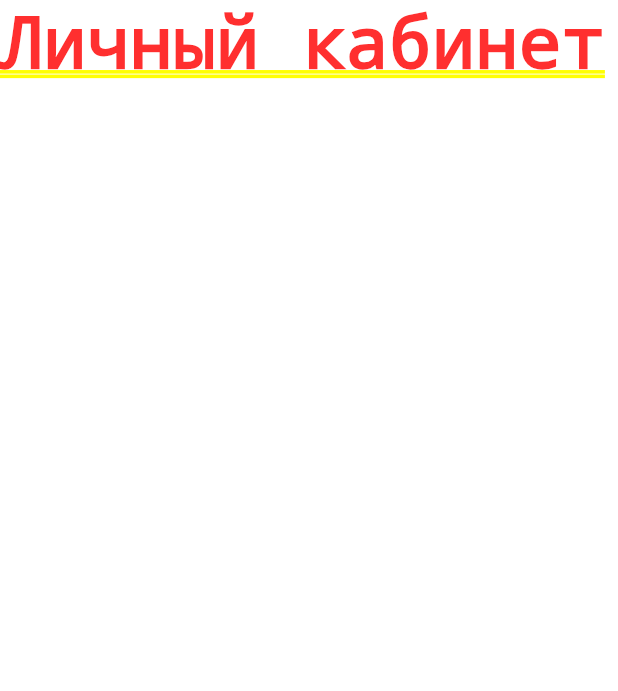
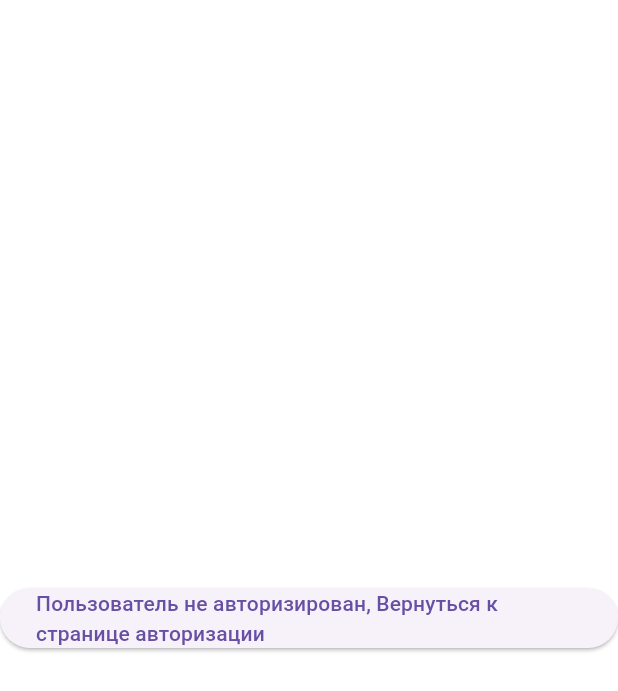
Before and after one commit to aleksandrazai/spoosk, a Flutter app: the UserProfileScreen screen opened directly, on a phone screen of 412 x 824 dp. Shown: the top 691 px of the screen. Run offline on Flutter 3.47's test engine with Material 3 defaults, Android fonts, the phone set to English and light mode, and no system bars; our stand-ins replace auto_route, bloc, carousel_slider, connectivity_plus, dio, firebase_core and 7 more; accounts and stored records are empty; network calls fail; project files that could hold a hidden picture were left out.

Commit message:
feat: added logout button in user profile

```diff
--- a/lib/core/presentation/bloc_user_by_id/user_bloc.dart
+++ b/lib/core/presentation/bloc_user_by_id/user_bloc.dart
@@ -20,5 +20,11 @@ class UserProfileBloc extends Bloc<UserProfileEvent, UserProfileState> {
         }
       },
     );
+
+    on<UserLogOut>(
+      (event, emit) {
+        emit(UserProfileInitial());
+      },
+    );
   }
 }
--- a/lib/core/presentation/bloc_user_by_id/user_event.dart
+++ b/lib/core/presentation/bloc_user_by_id/user_event.dart
@@ -7,3 +7,5 @@ class GetUserInfo extends UserProfileEvent {
 
   GetUserInfo({required this.userId});
 }
+
+class UserLogOut extends UserProfileEvent {}
--- a/lib/core/presentation/screens/auth/user_profile.dart
+++ b/lib/core/presentation/screens/auth/user_profile.dart
@@ -3,6 +3,7 @@ import 'package:flutter/material.dart';
 import 'package:flutter_bloc/flutter_bloc.dart';
 import 'package:spoosk/core/presentation/bloc_user_by_id/user_bloc.dart';
 import 'package:spoosk/core/presentation/image.dart';
+import 'package:spoosk/core/presentation/routes.gr.dart';
 import 'package:spoosk/core/presentation/widgets/resort_screen_widgets/line_button_w_icons.dart';
 
 @RoutePage()
@@ -62,13 +63,27 @@ class _UserProfileScreenState extends State<UserProfileScreen> {
                         onTap: () {},
                         imageName: image_reviews,
                         text: 'Мои отзывы'),
+                    TextButton(
+                      child: const Text('Выйти'),
+                      onPressed: () {
+                        userProfileBloc.add(UserLogOut());
+                        context.router.push(const LoginRoute());
+                      },
+                    )
                   ],
                 ),
               ),
             ),
           );
         }
-        return Text('Личный кабинет');
+        return Center(
+          child: ElevatedButton(
+              onPressed: () {
+                context.router.push(const LoginRoute());
+              },
+              child: const Text(
+                  'Пользователь не авторизирован, Вернуться к странице авторизации')),
+        );
       },
     );
   }
```
